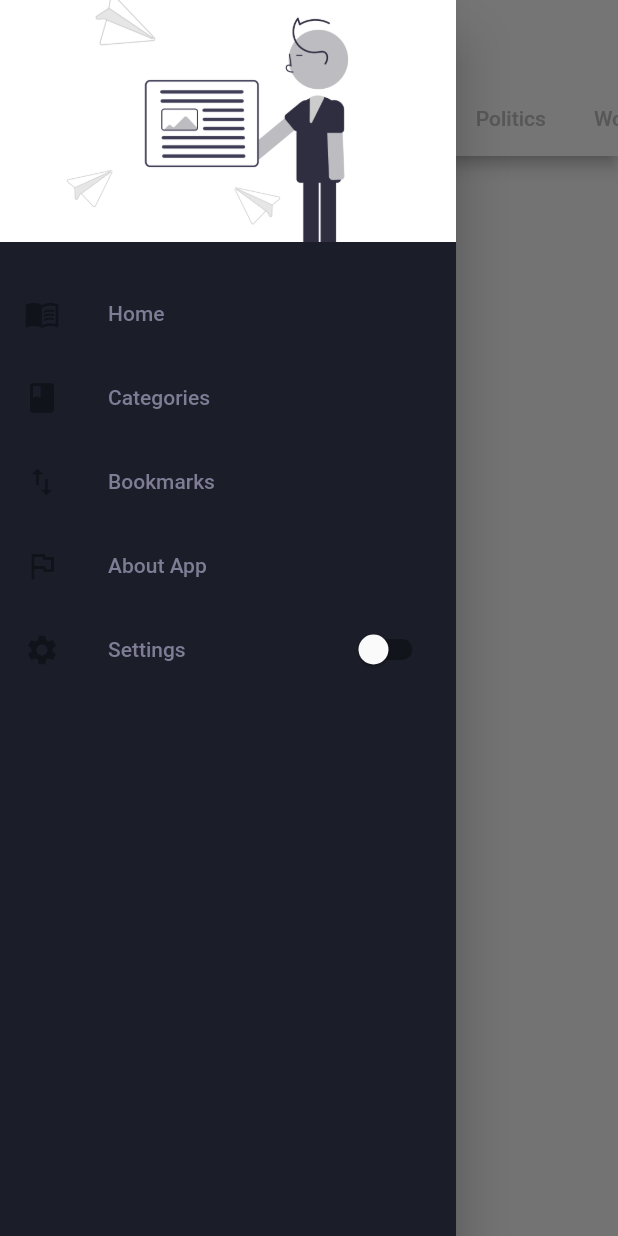
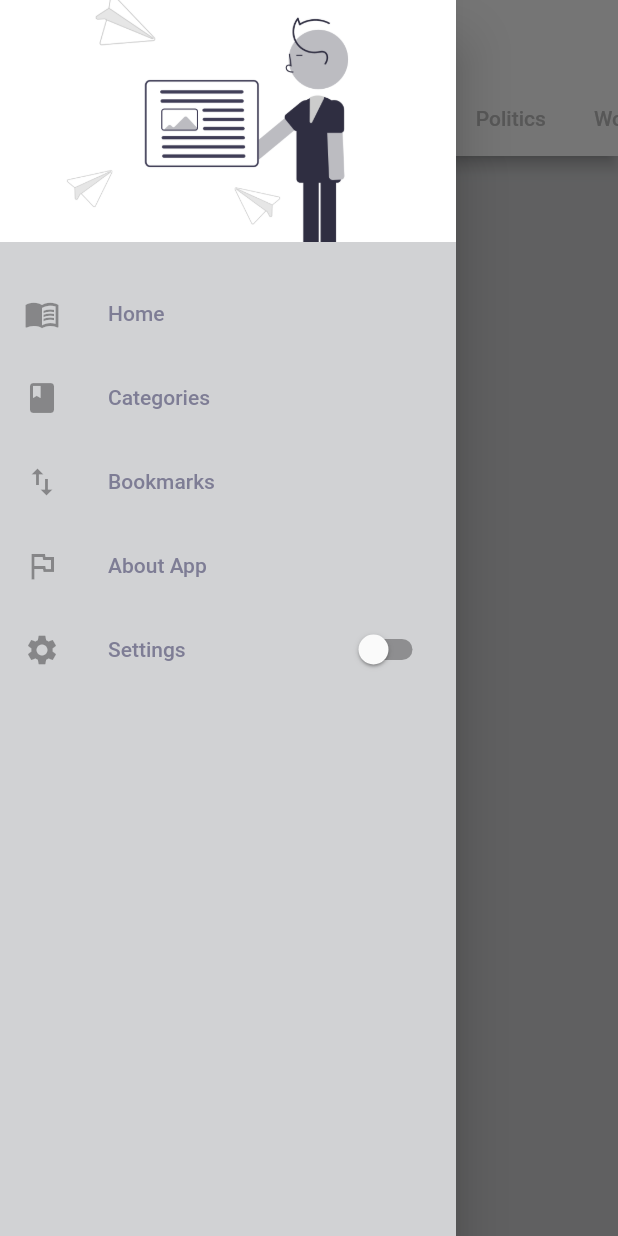
Before and after one commit to mustafayildiz12/news_app, a Flutter app: the DecoNewsScreen screen opened directly, tab 4 chosen, with the side drawer open, on a phone screen of 412 x 824 dp. Run offline on Flutter 3.47's test engine with Material 2 defaults, Android fonts, the phone set to English and light mode, and no system bars; drawn by our look-alikes of liquid_pull_to_refresh; our stand-ins replace flutter_offline, flutter_spinkit, flutter_tts, introduction_screen, shared_preferences, shimmer; accounts and stored records are empty; network calls fail.

Commit message:
check connection done

```diff
--- a/lib/prefs/theme_provider.dart
+++ b/lib/prefs/theme_provider.dart
@@ -26,9 +26,11 @@ class MyThemes {
       colorScheme: const ColorScheme.dark(),
       iconTheme: const IconThemeData(color: Colors.white, opacity: 0.8),
       indicatorColor: Colors.white,
-      // primaryColorDark: Colors.white,
+      primaryColorDark: Colors.white,
       shadowColor: Colors.white,
       splashColor: Colors.white70,
+      canvasColor: const Color(0xFF1B1D29),
+      dividerColor: const Color(0xFF7459BF),
       toggleableActiveColor: Color.fromARGB(255, 109, 1, 37),
       cardColor: const Color(0xFF1B1D29));
 
@@ -38,13 +40,11 @@ class MyThemes {
       colorScheme: const ColorScheme.light(),
       iconTheme: const IconThemeData(color: Color(0xFF7E7D95), opacity: 0.8),
       indicatorColor: const Color(0xFF7E7D95),
-    //  primaryColorDark: Colors.blueGrey.shade900,
       cardColor: Colors.white,
-    toggleableActiveColor: Color(0xFF416788),
-    primaryColorDark: const Color(0xFFE0E0E2),
-
-    // toggleableActiveColor: Color.fromARGB(255, 206, 51, 103),
+      toggleableActiveColor: const Color(0xFF416788),
+      primaryColorDark: const Color(0xFF1B1D29),
+      canvasColor: const Color(0xFFD1D2D4),
       shadowColor: Colors.grey.shade800, //label color
       splashColor: Colors.grey.shade400,
-  );
+      dividerColor: const Color(0xFFF04646));
 }
--- a/lib/ui/deco_news.dart
+++ b/lib/ui/deco_news.dart
@@ -2,6 +2,7 @@ import 'dart:async';
 import 'dart:math';
 import 'package:animations/animations.dart';
 import 'package:flutter/material.dart';
+import 'package:flutter_offline/flutter_offline.dart';
 import 'package:liquid_pull_to_refresh/liquid_pull_to_refresh.dart';
 import 'package:news_app/ui/siyer_news.dart';
 import '../constants/deco_news_widgets.dart';
@@ -51,10 +52,47 @@ class _DecoNewsScreenState extends State<DecoNewsScreen> {
             key: _scaffoldKey,
             drawer: Theme(
                 data: Theme.of(context)
-                    .copyWith(canvasColor: const Color(0xFF1B1D29)),
+                    .copyWith(canvasColor: Theme.of(context).canvasColor),
                 child: const DrawerHeaderMenu()),
             appBar: bottomAppBar(),
-            body: LiquidPullToRefresh(
+            body: OfflineBuilder(
+              connectivityBuilder: (
+                BuildContext context,
+                ConnectivityResult connectivity,
+                Widget child,
+              ) {
+                final bool connected = connectivity != ConnectivityResult.none;
+
+                return connected
+                    ? pullRefresh()
+                    : Stack(
+                        fit: StackFit.expand,
+                        children: [
+                          Positioned(
+                            height: 24.0,
+                            left: 0.0,
+                            right: 0.0,
+                            child: Container(
+                              color: connected
+                                  ? Color(0xFF00EE44)
+                                  : Color(0xFFEE4400),
+                              child: Center(
+                                child:
+                                    Text("${connected ? 'ONLINE' : 'OFFLINE'}"),
+                              ),
+                            ),
+                          ),
+                        ],
+                      );
+              },
+              child: Text("Yay"),
+            )),
+      ),
+    );
+  }
+
+  LiquidPullToRefresh pullRefresh() {
+    return LiquidPullToRefresh(
       key: _refreshIndicatorKey,
       onRefresh: _handleRefresh,
       showChildOpacityTransition: false,
@@ -81,8 +119,6 @@ class _DecoNewsScreenState extends State<DecoNewsScreen> {
             Center(child: Text("Tab 7")),
           ],
         ),
-              ),
-            )),
       ),
     );
   }
--- a/lib/ui/siyer_ana.dart
+++ b/lib/ui/siyer_ana.dart
@@ -39,7 +39,7 @@ class _SiyerAnaSayfaState extends State<SiyerAnaSayfa> {
                             MaterialPageRoute(
                                 builder: (context) => SiyerDetailsX(
                                       id: news[index]
-                                          .content!
+                                          .excerpt!
                                           .rendered
                                           .toString(),
                                       image: news[index]
--- a/lib/ui/siyer_news.dart
+++ b/lib/ui/siyer_news.dart
@@ -1,6 +1,7 @@
 import 'package:flutter/material.dart';
 import '../models/categories_model.dart';
 import '../service/api_service.dart';
+import 'package:flutter_offline/flutter_offline.dart';
 
 class SiyerCategories extends StatefulWidget {
   const SiyerCategories({Key? key}) : super(key: key);
@@ -55,7 +56,7 @@ class _SiyerCategoriesState extends State<SiyerCategories> {
                             textAlign: TextAlign.center,
                             style: TextStyle(
                                 fontWeight: FontWeight.w600,
-                                color: Theme.of(context).primaryColorDark,
+                                color: Theme.of(context).primaryColor,
                                 fontSize: 17),
                           ),
                         ],
--- a/pubspec.yaml
+++ b/pubspec.yaml
@@ -42,7 +42,8 @@ dependencies:
   introduction_screen: ^2.1.0
   shared_preferences: ^2.0.11
   liquid_pull_to_refresh: ^3.0.0
-  web_socket_channel: ^2.1.0
+  flutter_tts: ^3.3.3
+  flutter_offline: ^2.1.0
 
 dev_dependencies:
   flutter_test:
```
Also changed, not shown: lib/ui/siyer_detail.dart (+101 -3 lines), lib/ui/tts/tts.dart (added, +45 -0 lines), pubspec.lock, 2 other files. Lines whose indentation alone changed are shown as unchanged.
